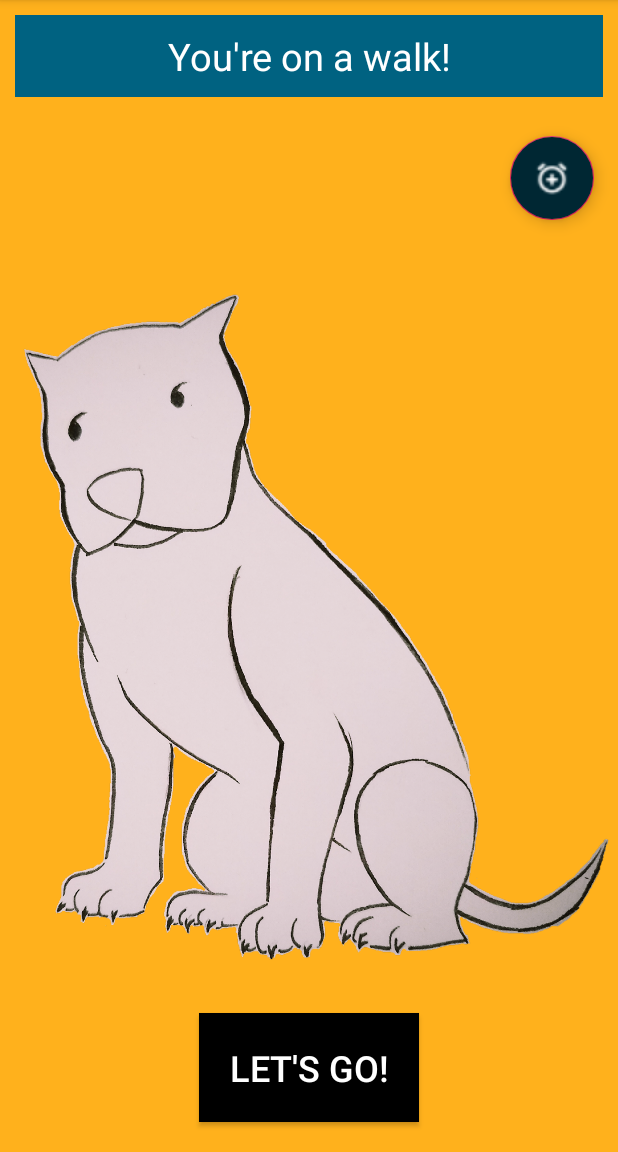
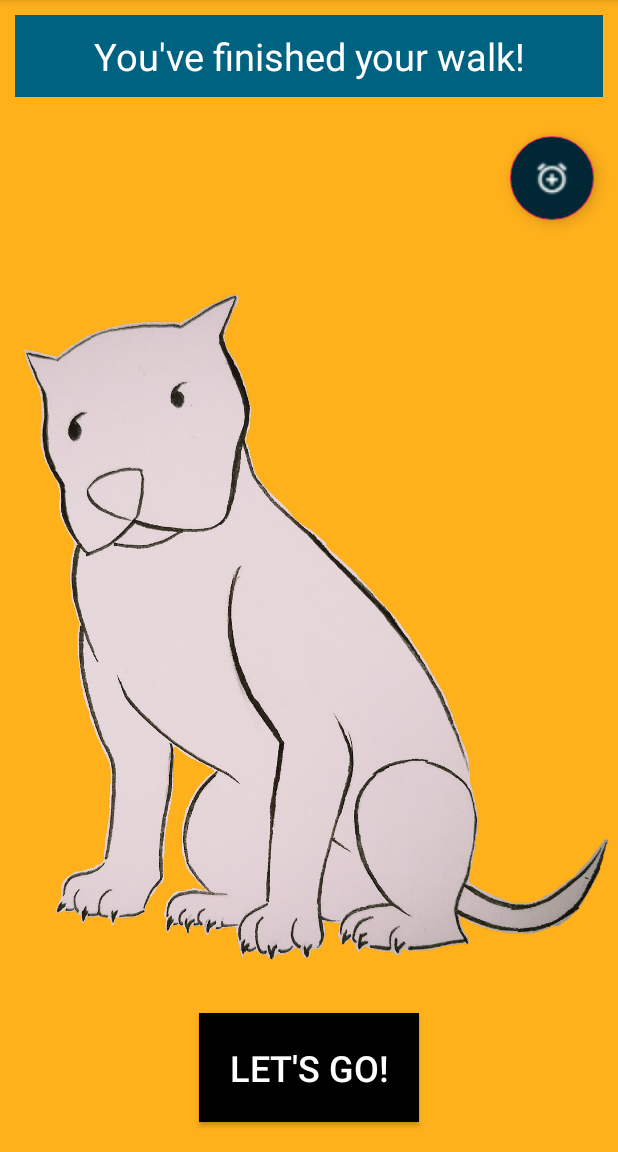
Before and after one commit to ypattan/Walk-the-Dog, an Android app: the screen it shows after launch (MainActivity), after a tap on "LET'S GO!", on a phone screen of 412 x 824 dp, the part 84-1236 px from its top. Run offline under Robolectric (Android 15) with nearby library versions, the phone set to English and light mode, and no system bars.

Commit message:
added simple button functionality: text at top and on button changes

```diff
--- a/app/src/main/java/com/example/walkthedog/MainActivity.java
+++ b/app/src/main/java/com/example/walkthedog/MainActivity.java
@@ -2,6 +2,8 @@ package com.example.walkthedog;
 
 import android.support.v7.app.AppCompatActivity;
 import android.os.Bundle;
+import android.view.View;
+import android.widget.TextView;
 
 public class MainActivity extends AppCompatActivity {
 
@@ -10,4 +12,33 @@ public class MainActivity extends AppCompatActivity {
         super.onCreate(savedInstanceState);
         setContentView(R.layout.activity_main);
     }
+    int x = 0;
+    public void walking(View view) {
+        x++;
+        if (x%2 == 0) {
+            started();
+        }
+        else {
+            ended();
+        }
+    }
+
+    public void started() {
+        String a = "You're on a walk!";
+        String b = "I'm Done";
+        display(a, b);
+    }
+
+    public void ended() {
+        String a = "You've finished your walk!";
+        String b = "Let's Go!";
+        display(a, b);
+    }
+
+    public void display(String what, String whatnow) {
+        TextView walkTextView = findViewById(R.id.walk_time_text);
+        walkTextView.setText(what);
+        TextView buttonTextView = findViewById(R.id.lets_go_button);
+        buttonTextView.setText(whatnow);
+    }
 }
```
